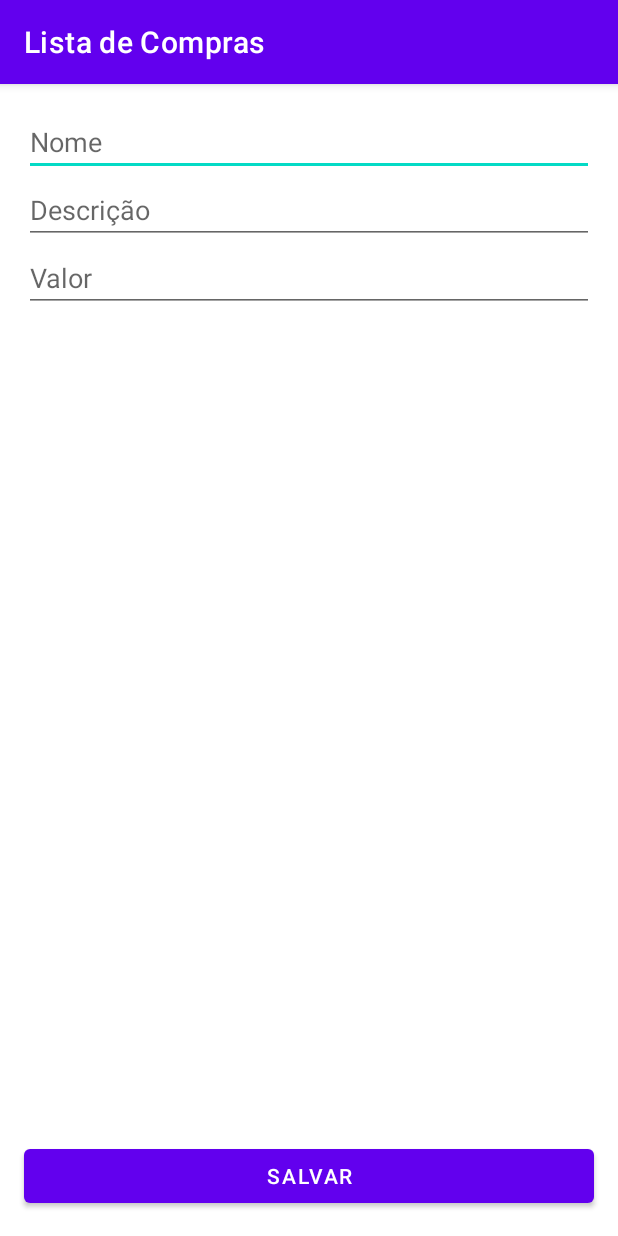
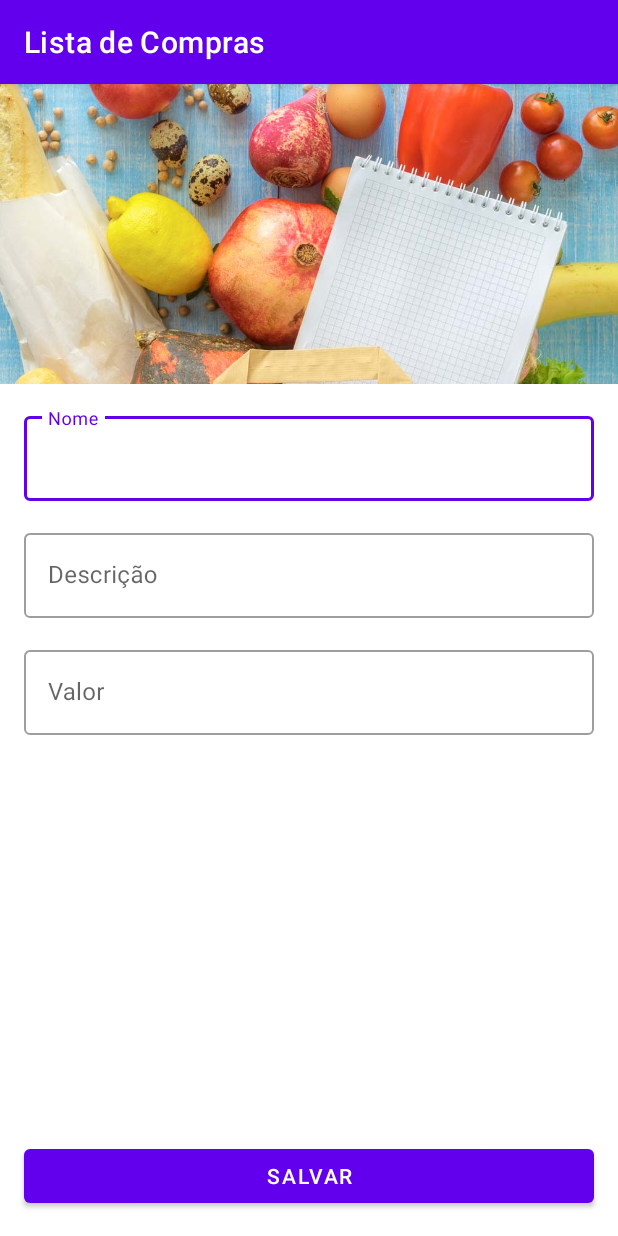
Before and after one commit to Andrade-Tales/listaDeCompras, an Android app: the FormularioProdutoActivity screen opened directly, with no data from a screen before it, on a phone screen of 412 x 824 dp. Run offline under Robolectric (Android 15) with nearby library versions, the phone set to English and light mode, and no system bars.

Commit message:
Melhoria de UI do formulario

```diff
--- a/app/src/main/res/layout/activity_formulario_produto.xml
+++ b/app/src/main/res/layout/activity_formulario_produto.xml
@@ -11,36 +11,72 @@
         android:layout_height="wrap_content"
         tools:context=".ui.activity.FormularioProdutoActivity">
 
-        <EditText
-            android:id="@+id/activity_formulario_produto_nome"
+        <ImageView
+            android:id="@+id/activity_formulario_produto_imagem"
+            android:layout_width="0dp"
+            android:layout_height="200dp"
+            android:scaleType="centerCrop"
+            app:layout_constraintEnd_toEndOf="parent"
+            app:layout_constraintStart_toStartOf="parent"
+            app:layout_constraintTop_toTopOf="parent"
+            app:srcCompat="@drawable/imagem_padrao" />
+
+        <com.google.android.material.textfield.TextInputLayout
+            android:id="@+id/formulario_produto_textinputlayout_nome"
+            style="@style/Widget.MaterialComponents.TextInputLayout.OutlinedBox"
             android:layout_width="0dp"
             android:layout_height="wrap_content"
             android:layout_margin="16dp"
-            android:hint="Nome"
-            android:inputType="text"
             app:layout_constraintEnd_toEndOf="parent"
             app:layout_constraintStart_toStartOf="parent"
-            app:layout_constraintTop_toTopOf="parent" />
+            app:layout_constraintTop_toBottomOf="@id/activity_formulario_produto_imagem">
 
-        <EditText
-            android:id="@+id/activity_formulario_produto_descricao"
+            <com.google.android.material.textfield.TextInputEditText
+                android:id="@+id/activity_formulario_produto_nome"
+                android:layout_width="match_parent"
+                android:layout_height="wrap_content"
+                android:hint="Nome"
+                android:inputType="text" />
+
+        </com.google.android.material.textfield.TextInputLayout>
+
+        <com.google.android.material.textfield.TextInputLayout
+            android:id="@+id/formulario_produto_textinputlayout_descricao"
+            style="@style/Widget.MaterialComponents.TextInputLayout.OutlinedBox"
             android:layout_width="0dp"
             android:layout_height="wrap_content"
-            android:hint="Descrição"
-            android:inputType="text"
-            app:layout_constraintEnd_toEndOf="@id/activity_formulario_produto_nome"
-            app:layout_constraintStart_toStartOf="@id/activity_formulario_produto_nome"
-            app:layout_constraintTop_toBottomOf="@id/activity_formulario_produto_nome" />
+            android:layout_margin="16dp"
+            app:layout_constraintEnd_toEndOf="parent"
+            app:layout_constraintStart_toStartOf="parent"
+            app:layout_constraintTop_toBottomOf="@id/formulario_produto_textinputlayout_nome">
 
-        <EditText
-            android:id="@+id/activity_formulario_produto_valor"
+            <com.google.android.material.textfield.TextInputEditText
+                android:id="@+id/activity_formulario_produto_descricao"
+                android:layout_width="match_parent"
+                android:layout_height="wrap_content"
+                android:hint="Descrição"
+                android:inputType="text" />
+
+        </com.google.android.material.textfield.TextInputLayout>
+
+        <com.google.android.material.textfield.TextInputLayout
+            android:id="@+id/formulario_produto_textinputlayout_valor"
+            style="@style/Widget.MaterialComponents.TextInputLayout.OutlinedBox"
             android:layout_width="0dp"
             android:layout_height="wrap_content"
-            android:hint="Valor"
-            android:inputType="numberDecimal"
-            app:layout_constraintEnd_toEndOf="@id/activity_formulario_produto_descricao"
-            app:layout_constraintStart_toStartOf="@id/activity_formulario_produto_descricao"
-            app:layout_constraintTop_toBottomOf="@id/activity_formulario_produto_descricao" />
+            android:layout_margin="16dp"
+            app:layout_constraintEnd_toEndOf="parent"
+            app:layout_constraintStart_toStartOf="parent"
+            app:layout_constraintTop_toBottomOf="@id/formulario_produto_textinputlayout_descricao">
+
+            <com.google.android.material.textfield.TextInputEditText
+                android:id="@+id/activity_formulario_produto_valor"
+                android:layout_width="match_parent"
+                android:layout_height="wrap_content"
+                android:hint="Valor"
+                android:inputType="numberDecimal" />
+
+        </com.google.android.material.textfield.TextInputLayout>
 
         <Button
             android:id="@+id/activity_formulario_produto_botao_salvar"
@@ -51,7 +87,7 @@
             app:layout_constraintBottom_toBottomOf="parent"
             app:layout_constraintEnd_toEndOf="parent"
             app:layout_constraintStart_toStartOf="parent"
-            app:layout_constraintTop_toBottomOf="@+id/activity_formulario_produto_valor"
+            app:layout_constraintTop_toBottomOf="@+id/formulario_produto_textinputlayout_valor"
             app:layout_constraintVertical_bias="1" />
 
     </androidx.constraintlayout.widget.ConstraintLayout>
--- a/app/src/main/res/layout/produto_item.xml
+++ b/app/src/main/res/layout/produto_item.xml
@@ -1,5 +1,4 @@
 <?xml version="1.0" encoding="utf-8"?>
-
 <com.google.android.material.card.MaterialCardView xmlns:android="http://schemas.android.com/apk/res/android"
     xmlns:app="http://schemas.android.com/apk/res-auto"
     xmlns:tools="http://schemas.android.com/tools"
@@ -32,7 +31,6 @@
             android:id="@+id/produto_item_descricao"
             android:layout_width="0dp"
             android:layout_height="wrap_content"
-            android:layout_marginTop="8dp"
             android:ellipsize="end"
             android:fontFamily="@font/montserrat"
             android:maxLines="1"
@@ -56,15 +54,7 @@
             app:layout_constraintEnd_toEndOf="@id/produto_item_nome"
             app:layout_constraintStart_toStartOf="@id/produto_item_nome"
             app:layout_constraintTop_toBottomOf="@id/produto_item_descricao"
-            tools:text="19.99" />
-
-        <androidx.constraintlayout.widget.Guideline
-            android:id="@+id/guideline"
-            android:layout_width="wrap_content"
-            android:layout_height="wrap_content"
-            android:orientation="vertical"
-            app:layout_constraintGuide_percent="0.3" />
-
+            tools:text="R$ 19.99" />
 
         <ImageView
             android:id="@+id/imageView"
@@ -72,9 +62,10 @@
             android:layout_height="0dp"
             android:scaleType="centerCrop"
             app:layout_constraintBottom_toBottomOf="parent"
-            app:layout_constraintEnd_toStartOf="@id/guideline"
+            app:layout_constraintEnd_toStartOf="@id/produto_item_nome"
             app:layout_constraintStart_toStartOf="parent"
             app:layout_constraintTop_toTopOf="parent"
+            app:layout_constraintWidth_percent="0.3"
             app:srcCompat="@drawable/produto_1"
             tools:srcCompat="@tools:sample/backgrounds/scenic" />
 
```
Also changed, not shown: app/src/main/res/drawable-hdpi/imagem_padrao.jpg (added), app/src/main/res/drawable-hdpi/produto_1.jpg (added), app/src/main/res/drawable-hdpi/produto_1.png (deleted), app/src/main/res/drawable-ldpi/imagem_padrao.jpg (added), app/src/main/res/drawable-ldpi/produto_1.jpg (added), app/src/main/res/drawable-ldpi/produto_1.png (deleted), app/src/main/res/drawable-mdpi/imagem_padrao.jpg (added), app/src/main/res/drawable-mdpi/produto_1.jpg (added), app/src/main/res/drawable-mdpi/produto_1.png (deleted), app/src/main/res/drawable-xhdpi/imagem_padrao.jpg (added), app/src/main/res/drawable-xhdpi/produto_1.jpg (added), app/src/main/res/drawable-xhdpi/produto_1.png (deleted), app/src/main/res/drawable-xxhdpi/imagem_padrao.jpg (added), app/src/main/res/drawable-xxhdpi/produto_1.jpg (added), 2 more files, 2 other files.
